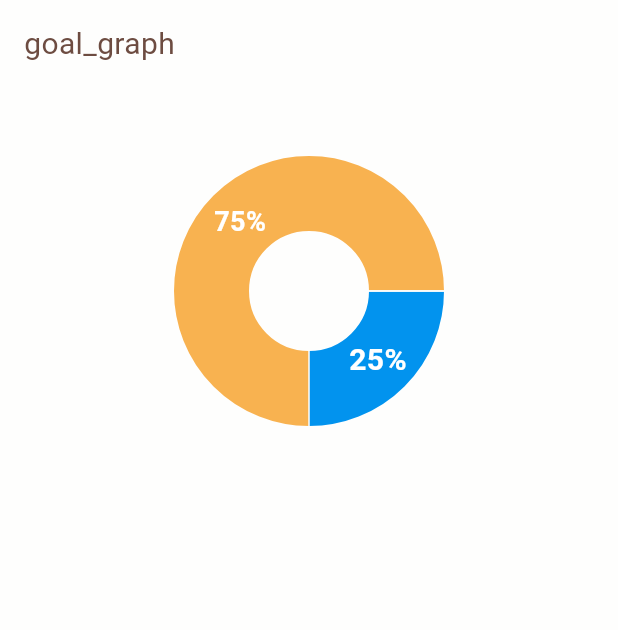
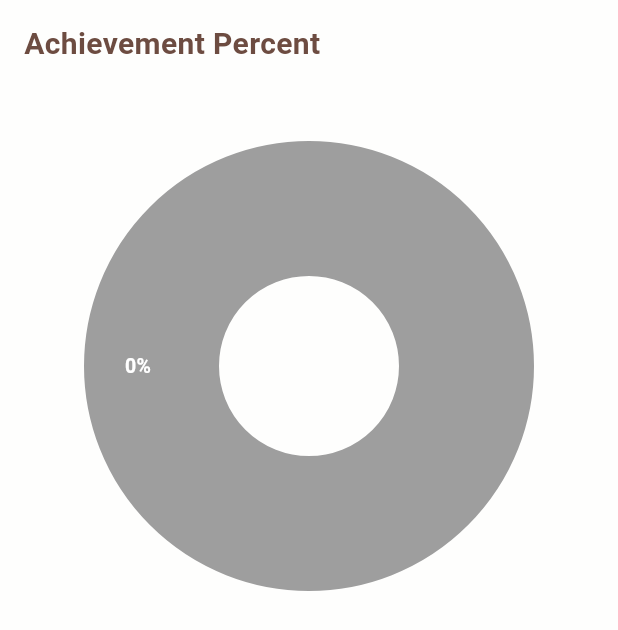
Before and after one commit to sendminder/toddle-toddle, a Flutter app: the GoalGraphWidget widget shown alone on an empty page, opened directly, on a phone screen of 412 x 824 dp. Shown: the top 630 px of the screen. Run offline on Flutter 3.47's test engine with Material 3 defaults, Android fonts, the phone set to English and light mode, and no system bars; drawn by our look-alikes of fl_chart; our stand-ins replace easy_localization, fluentui_system_icons, flutter_local_notifications, flutter_native_timezone, flutter_riverpod, get_it and 6 more; missing offline and left inert: flutter_displaymode; accounts and stored records are empty; statements that could not run were skipped; project files that could hold a hidden picture were left out.

Commit message:
그래프 설정

```diff
--- a/assets/translations/en.json
+++ b/assets/translations/en.json
@@ -67,5 +67,6 @@
   "purple": "Purple",
   "green": "Green",
   "graph": "Graph",
-  "close": "Close"
+  "close": "Close",
+  "achievement_percent": "Achievement Percent"
 }
--- a/assets/translations/ko.json
+++ b/assets/translations/ko.json
@@ -65,5 +65,6 @@
     "select_start_time": "시작 날짜를 선택해 주세요.",
     "yellow": "노랑노랑",
     "purple": "보라보라",
-    "green": "초록초록"
+    "green": "초록초록",
+    "achievement_percent": "전체 목표 달성률"
 }
--- a/lib/widgets/chart/goal_graph.dart
+++ b/lib/widgets/chart/goal_graph.dart
@@ -4,6 +4,7 @@ import 'package:fl_chart/fl_chart.dart';
 import 'package:flutter_riverpod/flutter_riverpod.dart';
 import 'package:toddle_toddle/states/goals_state.dart';
 import 'package:toddle_toddle/states/goal_filter_state.dart';
+import 'package:toddle_toddle/data/models/goal.dart';
 
 class GoalGraphWidget extends ConsumerWidget {
   const GoalGraphWidget({super.key});
@@ -30,14 +31,20 @@ class GoalGraphWidget extends ConsumerWidget {
       child: ListView(
         children: [
           const SizedBox(height: 15),
-          Text('goal_graph'.tr(), style: const TextStyle(fontSize: 20)),
+          Text(
+            'achievement_percent'.tr(),
+            style: const TextStyle(
+              fontSize: 20,
+              fontWeight: FontWeight.bold,
+            ),
+          ),
           SizedBox(
-            height: 300,
+            height: 400,
             child: PieChart(
               PieChartData(
                 sectionsSpace: 1,
-                centerSpaceRadius: 40,
-                sections: showingSections(),
+                centerSpaceRadius: 60,
+                sections: showingSections(goals),
               ),
             ),
           ),
@@ -46,38 +53,41 @@ class GoalGraphWidget extends ConsumerWidget {
     );
   }
 
-  List<PieChartSectionData> showingSections() {
-    return List.generate(2, (i) {
-      final isTouched = i == 0;
-      final double fontSize = isTouched ? 20 : 18;
-      final double radius = isTouched ? 50 : 50;
+  List<PieChartSectionData> showingSections(List<Goal> goals) {
+    var totalAchievements =
+        goals.fold<int>(0, (sum, goal) => sum + goal.achievements.length);
 
-      switch (i) {
-        case 0:
-          return PieChartSectionData(
-            color: const Color(0xff0293ee),
-            value: 25,
-            title: '25%',
-            radius: radius,
-            titleStyle: TextStyle(
-                fontSize: fontSize,
-                fontWeight: FontWeight.bold,
-                color: const Color(0xffffffff)),
-          );
-        case 1:
-          return PieChartSectionData(
-            color: const Color(0xfff8b250),
-            value: 75,
-            title: '75%',
-            radius: radius,
-            titleStyle: TextStyle(
-                fontSize: fontSize,
-                fontWeight: FontWeight.bold,
-                color: const Color(0xffffffff)),
-          );
-        default:
-          throw Error();
-      }
+    if (totalAchievements == 0) {
+      return [
+        PieChartSectionData(
+          color: Colors.grey,
+          value: 1,
+          title: '0%',
+          radius: 90,
+          titleStyle: const TextStyle(
+            fontSize: 13,
+            fontWeight: FontWeight.bold,
+            color: Colors.white,
+          ),
+          titlePositionPercentageOffset: 0.6,
+        )
+      ];
+    }
+
+    return List.generate(goals.length, (i) {
+      return PieChartSectionData(
+        color: goals[i].color,
+        value: goals[i].achievements.length.toDouble(),
+        title:
+            '${(goals[i].achievements.length / totalAchievements * 100).round()}%',
+        radius: 90,
+        titleStyle: const TextStyle(
+          fontSize: 13,
+          fontWeight: FontWeight.bold,
+          color: Colors.white,
+        ),
+        titlePositionPercentageOffset: 0.6,
+      );
     });
   }
 }
```
